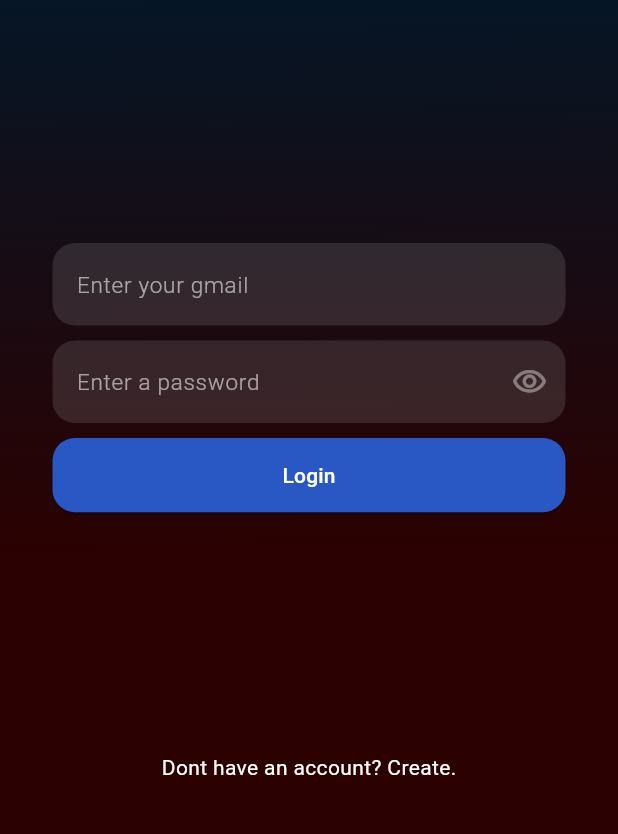
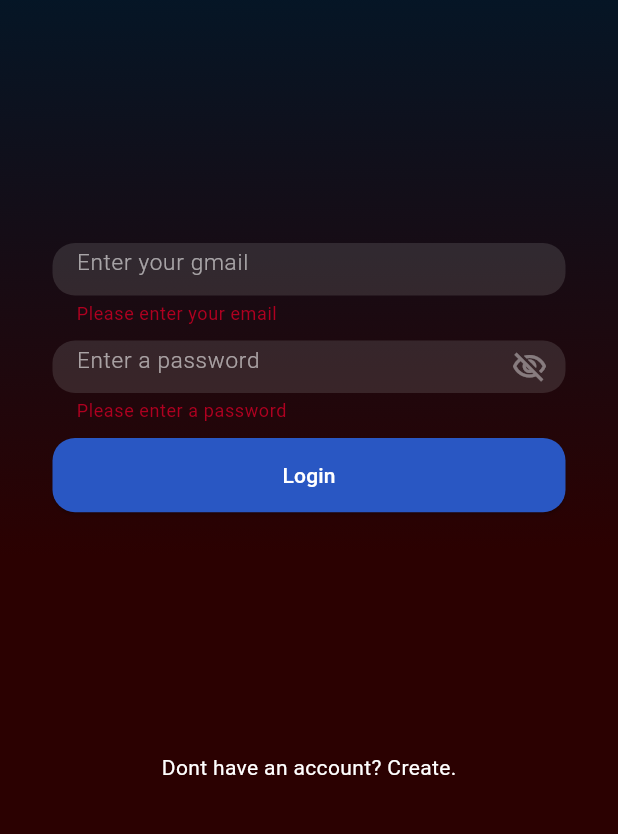
Before and after one commit to syamsundar662/Flip, a Flutter app: the LoginScreen screen opened directly, after a tap on "Login", on a phone screen of 412 x 824 dp, the part 375-1209 px from its top. Run offline on Flutter 3.47's test engine with Material 3 defaults, Android fonts, the light colour scheme and no system bars; our stand-ins replace animated_splash_screen, bloc, firebase_auth, firebase_core, flutter_bloc, google_fonts and 2 more; missing offline and left inert: animated_snack_bar; accounts and stored records are empty.

Commit message:
login validation partially done

```diff
--- a/lib/application/business_logic/bloc/auth/auth_bloc.dart
+++ b/lib/application/business_logic/bloc/auth/auth_bloc.dart
@@ -11,5 +11,10 @@ class AuthBloc extends Bloc<AuthEvent, AuthState> {
       final authenticationResult = await AuthRepository().signUp(event.email, event.password);
       emit(AuthState(isSaving: false,returnValue: authenticationResult));
     });
+    on<SignInEvent>((event, emit) async {
+      emit(AuthState(isSaving: true, returnValue: ''));
+      final signInAuth = await AuthRepository().signIn(event.email, event.password);
+      emit(AuthState(isSaving: false, returnValue: signInAuth));
+    });
   }
 }
--- a/lib/application/presentation/screens/login_screen/login_screen.dart
+++ b/lib/application/presentation/screens/login_screen/login_screen.dart
@@ -1,22 +1,25 @@
+import 'package:animated_snack_bar/animated_snack_bar.dart';
+import 'package:flip/application/business_logic/bloc/auth/auth_bloc.dart';
 import 'package:flip/application/presentation/screens/home_screen/home.dart';
 import 'package:flip/application/presentation/screens/signup_screen/signup_screen.dart';
 import 'package:flip/application/presentation/utils/constants.dart';
 import 'package:flip/application/presentation/widgets/elavated_button_widgets.dart';
 import 'package:flip/application/presentation/widgets/textformfield_widget.dart';
-import 'package:flip/data/repositories/auth_repository.dart';
 import 'package:flutter/cupertino.dart';
 import 'package:flutter/material.dart';
+import 'package:flutter/services.dart';
+import 'package:flutter_bloc/flutter_bloc.dart';
 import 'package:google_fonts/google_fonts.dart';
 
 class LoginScreen extends StatefulWidget {
-   LoginScreen({super.key});
+ const LoginScreen({super.key});
 
   @override
   State<LoginScreen> createState() => _LoginScreenState();
 }
 
 class _LoginScreenState extends State<LoginScreen> {
-  final _formkey =GlobalKey<FormState>();
+  final _formkey = GlobalKey<FormState>();
 
   bool isVisible = false;
   bool obscureTxt = true;
@@ -39,10 +42,7 @@ class _LoginScreenState extends State<LoginScreen> {
       body: Container(
         height: screenFullHeight,
         width: screenFullWidth,
-        decoration: const BoxDecoration(
-          gradient: mainGradient
-
-        ),
+        decoration: const BoxDecoration(gradient: mainGradient),
         child: Form(
           key: _formkey,
           child: SingleChildScrollView(
@@ -52,7 +52,7 @@ class _LoginScreenState extends State<LoginScreen> {
                 SizedBox(
                   height: screenFullHeight / 2,
                   width: screenFullWidth,
-                    child:  AnimatedOpacity(
+                  child: AnimatedOpacity(
                     opacity: isVisible ? 1.0 : 0.0,
                     duration: const Duration(milliseconds: 700),
                     child: Align(
@@ -94,17 +94,17 @@ class _LoginScreenState extends State<LoginScreen> {
                     ),
                     child: TextFormFields(
                       obscure: false,
-                    controller: gmailController ,
-                     validator: (value){
-                      if(value==null){
-                        return 'enter value';
-                      }else{
+                      controller: gmailController,
+                      validator: (value) {
+                        if (value!.isEmpty) {
+                          return 'Please enter your email';
+                        } else {
                           return null;
                         }
-
                       },
-                     filledColor: Color.fromARGB(50, 158, 158, 158),
-                    hintText: 'Enter your gmail',),
+                      filledColor: const Color.fromARGB(50, 158, 158, 158),
+                      hintText: 'Enter your gmail',
+                    ),
                   ),
                 ),
                 kHeight10,
@@ -125,8 +125,8 @@ class _LoginScreenState extends State<LoginScreen> {
                       child: TextFormFields(
                         obscure: obscureTxt,
                         validator: (value) {
-                        if (value == null) {
-                          return 'Enter a password';
+                          if (value!.isEmpty) {
+                            return 'Please enter a password';
                           } else {
                             return null;
                           }
@@ -134,35 +134,34 @@ class _LoginScreenState extends State<LoginScreen> {
                         filledColor: const Color.fromARGB(50, 158, 158, 158),
                         hintText: 'Enter a password',
                         controller: passwordController,
-                      suffixIconWidget: obscureTxt? IconButton(
-
-                        highlightColor: Colors.transparent ,
-                        onPressed: (){
+                        suffixIconWidget: obscureTxt
+                            ? IconButton(
+                                highlightColor: Colors.transparent,
+                                onPressed: () {
                                   setState(() {
-                          obscureTxt =false;
+                                    obscureTxt = false;
                                   });
-
-                      }, icon: Icon(Icons.visibility_outlined),
-                       color: Color.fromARGB(102, 255, 255, 255)) :
-
-                      IconButton(
-                        highlightColor: Colors.transparent ,
-                        onPressed:(){
+                                },
+                                icon: const Icon(Icons.visibility_off_outlined ),
+                                color: const Color.fromARGB(102, 255, 255, 255))
+                            : IconButton(
+                                highlightColor: Colors.transparent,
+                                onPressed: () {
                                   setState(() {
                                     obscureTxt = true;
-
                                   });
                                 },
-                        icon :Icon(Icons.visibility_off_outlined,),
-                        color: Color.fromARGB(102, 255, 255, 255)
+                                icon: const Icon(
+                                  Icons.visibility_outlined,
                                 ),
-                      )
-                 ),
+                                color:
+                                    const Color.fromARGB(102, 255, 255, 255)),
+                      )),
                 ),
                 kHeight10,
                 AnimatedOpacity(
-                opacity: isVisible? 1:0,
-                duration: Duration(milliseconds: 1000 ),
+                  opacity: isVisible ? 1 : 0,
+                  duration: const Duration(milliseconds: 1000),
                   child: SlideTransition(
                     position: Tween<Offset>(
                       begin: const Offset(0, 1),
@@ -176,20 +175,48 @@ class _LoginScreenState extends State<LoginScreen> {
                     ),
                     child: Padding(
                       padding: kPaddingForTextfield,
-                    child:  ElevatedButtonWidget(
-                          onEvent: () async{
+                      child: BlocConsumer<AuthBloc, AuthState>(
+                        listener: (context, state) {
+                          if(state.returnValue == 'log in success'){
+                            Navigator.pushAndRemoveUntil(context, CupertinoPageRoute(builder: (context)=>HomePage()), (route) => false);
+                            gmailController.clear();
+                            passwordController.clear();
+                          }else if(state.returnValue == 'invalid email'){
+                            HapticFeedback.heavyImpact();
+                              AnimatedSnackBar.material(
+                              state.returnValue,
+                              type: AnimatedSnackBarType.error ,
+                              mobileSnackBarPosition: MobileSnackBarPosition
+                                  .top,
+                            ).show(context);
+                          }
+                        },
+                        builder: (context, state) {
+                          return ElevatedButtonWidget(
+                            onEvent: () async {
                               _formkey.currentState!.validate();
-                            await AuthRepository().signIn(gmailController.text, passwordController.text);
-                                Navigator.pushAndRemoveUntil(context, MaterialPageRoute(builder: (context)=>HomePage()), (route) => false);
+                              if(gmailController.text.isNotEmpty|| passwordController.text.isNotEmpty){
+                               context.read<AuthBloc>().add(SignInEvent(gmailController.text.trim(), passwordController.text.trim()));
+                              }else{
+                                setState(() {
 
+                                });
+                              }
                             },
-                          buttonTitle:Text("Login",style: TextStyle(color: Colors.white  ),),
+                            buttonTitle: state.isSaving?const CupertinoActivityIndicator(color: Colors.white ,):  const Text(
+                              "Login",
+                              style: TextStyle(color: Colors.white),
+                            ),
                             style: const TextStyle(color: Colors.white),
                             buttonStyles: ButtonStyle(
                                 backgroundColor: const MaterialStatePropertyAll(
                                     Color.fromARGB(255, 41, 87, 195)),
-                              shape: MaterialStatePropertyAll(RoundedRectangleBorder(
-                                  borderRadius: BorderRadius.circular(15)))),
+                                shape: MaterialStatePropertyAll(
+                                    RoundedRectangleBorder(
+                                        borderRadius:
+                                            BorderRadius.circular(15)))),
+                          );
+                        },
                       ),
                     ),
                   ),
@@ -199,15 +226,17 @@ class _LoginScreenState extends State<LoginScreen> {
                 kHeight40,
                 kHeight40,
                 InkWell(
-                            onTap: (){
-                              Navigator.push(context, CupertinoPageRoute(builder: (context)=>SignUpScreen()));
+                  onTap: () {
+                    Navigator.push(
+                        context,
+                        CupertinoPageRoute(
+                            builder: (context) => const SignUpScreen()));
                   },
                   child: const Text(
                     'Dont have an account? Create.',
                     style: TextStyle(fontSize: 14, color: Colors.white),
                   ),
                 ),
-
               ],
             ),
           ),
--- a/lib/data/repositories/auth_repository.dart
+++ b/lib/data/repositories/auth_repository.dart
@@ -11,38 +11,34 @@ class AuthRepository {
       );
       return 'success';
     } on FirebaseAuthException catch (e) {
-
       if (e.code == 'weak-password') {
         return 'Weak password';
       } else if (e.code == 'email-already-in-use') {
         return 'Email already registered';
-
-        }else if(e.code== 'invalid-email'){
+      } else if (e.code == 'invalid-email') {
         return 'Invalid email';
-        }
-      else {
+      } else {
         return 'Something went wrong';
       }
     }
   }
 
-  Future<void> signIn(String email, String password) async {
+  Future<String> signIn(String email, String password) async {
     try {
       await _firebaseAuth.signInWithEmailAndPassword(
         email: email,
         password: password,
       );
-    } catch (e) {
-      if (e is FirebaseAuthException) {
+      return "log in success";
+    } on FirebaseAuthException catch (e) {
       if (e.code == 'invalid-email') {
-          throw Exception('Invalid email');
-        } else if (e.code == 'user-not-found' || e.code == 'wrong-password') {
-          throw Exception('Invalid email or password');
+        return 'invalid email';
+      } else if (e.code == 'user-not-found') {
+        return 'user not found';
+      } else if (e.code == 'wrong-password') {
+        return 'urong password';
       } else {
-          throw Exception('Sign in failed');
-        }
-      } else {
-        throw Exception('Sign in failed: ${e.toString()}');
+        return 'log in failed: ${e.toString()}';
       }
     }
   }
```
Also changed, not shown: lib/application/presentation/screens/home_screen/home.dart (+4 -16 lines), lib/application/presentation/screens/signup_screen/signup_screen.dart (+5 -5 lines), lib/application/presentation/screens/splash_screen/splash_screen.dart (+0 -23 lines), lib/main.dart (+11 -17 lines). Lines whose indentation alone changed are shown as unchanged.
